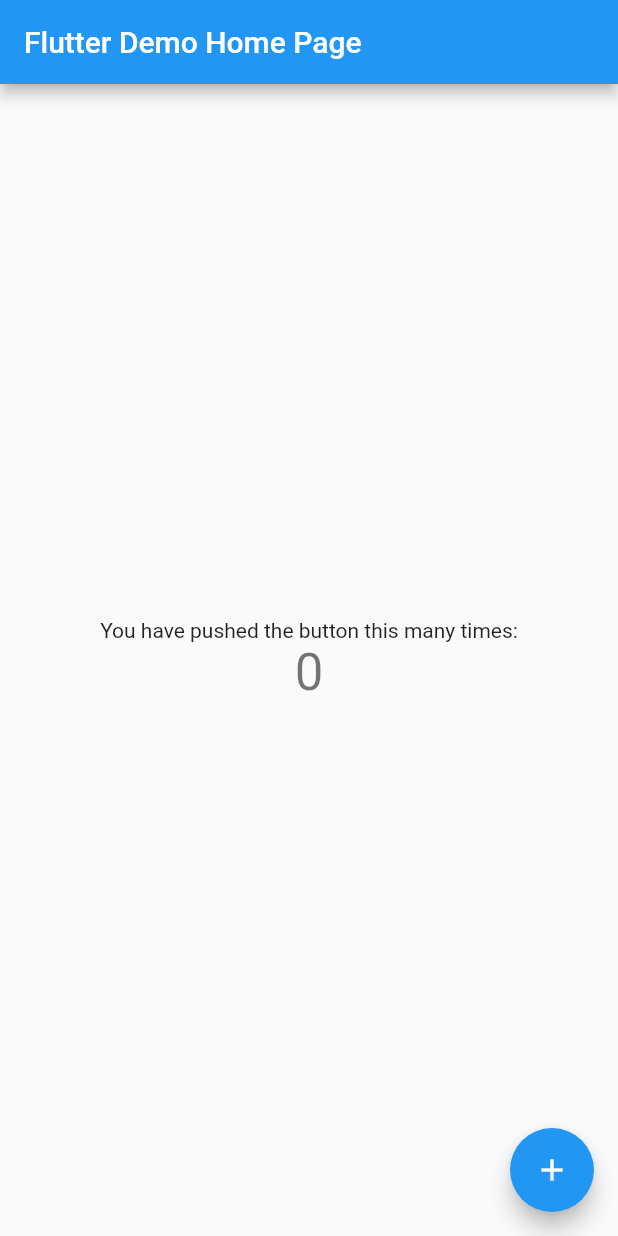
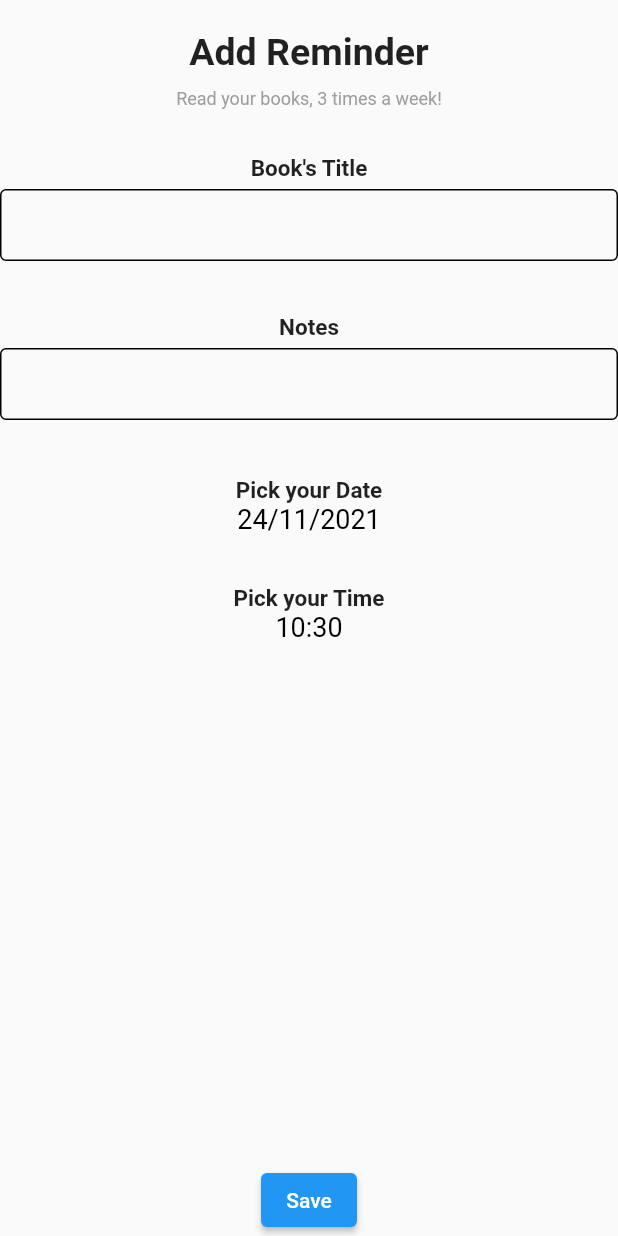
Before and after one commit to dharmayudistira/bacakuy-app, a Flutter app: the screen it shows after launch, on a phone screen of 412 x 824 dp. Run offline on Flutter 3.47's test engine with Material 2 defaults, Android fonts, the phone set to English and light mode, and no system bars.

Commit message:
UI Add Reminder (Kasar)

```diff
--- a/lib/main.dart
+++ b/lib/main.dart
@@ -1,3 +1,4 @@
+import 'package:bacakuy_app/ui/add_reminder.dart';
 import 'package:flutter/material.dart';
 
 void main() {
@@ -6,110 +7,14 @@ void main() {
 
 class MyApp extends StatelessWidget {
   const MyApp({Key? key}) : super(key: key);
-
-  // This widget is the root of your application.
   @override
   Widget build(BuildContext context) {
     return MaterialApp(
       title: 'Flutter Demo',
       theme: ThemeData(
-        // This is the theme of your application.
-        //
-        // Try running your application with "flutter run". You'll see the
-        // application has a blue toolbar. Then, without quitting the app, try
-        // changing the primarySwatch below to Colors.green and then invoke
-        // "hot reload" (press "r" in the console where you ran "flutter run",
-        // or simply save your changes to "hot reload" in a Flutter IDE).
-        // Notice that the counter didn't reset back to zero; the application
-        // is not restarted.
         primarySwatch: Colors.blue,
       ),
-      home: const MyHomePage(title: 'Flutter Demo Home Page'),
+      home: AddReminder(),
     );
   }
 }
-
-class MyHomePage extends StatefulWidget {
-  const MyHomePage({Key? key, required this.title}) : super(key: key);
-
-  // This widget is the home page of your application. It is stateful, meaning
-  // that it has a State object (defined below) that contains fields that affect
-  // how it looks.
-
-  // This class is the configuration for the state. It holds the values (in this
-  // case the title) provided by the parent (in this case the App widget) and
-  // used by the build method of the State. Fields in a Widget subclass are
-  // always marked "final".
-
-  final String title;
-
-  @override
-  State<MyHomePage> createState() => _MyHomePageState();
-}
-
-class _MyHomePageState extends State<MyHomePage> {
-  int _counter = 0;
-
-  void _incrementCounter() {
-    setState(() {
-      // This call to setState tells the Flutter framework that something has
-      // changed in this State, which causes it to rerun the build method below
-      // so that the display can reflect the updated values. If we changed
-      // _counter without calling setState(), then the build method would not be
-      // called again, and so nothing would appear to happen.
-      _counter++;
-    });
-  }
-
-  @override
-  Widget build(BuildContext context) {
-    // This method is rerun every time setState is called, for instance as done
-    // by the _incrementCounter method above.
-    //
-    // The Flutter framework has been optimized to make rerunning build methods
-    // fast, so that you can just rebuild anything that needs updating rather
-    // than having to individually change instances of widgets.
-    return Scaffold(
-      appBar: AppBar(
-        // Here we take the value from the MyHomePage object that was created by
-        // the App.build method, and use it to set our appbar title.
-        title: Text(widget.title),
-      ),
-      body: Center(
-        // Center is a layout widget. It takes a single child and positions it
-        // in the middle of the parent.
-        child: Column(
-          // Column is also a layout widget. It takes a list of children and
-          // arranges them vertically. By default, it sizes itself to fit its
-          // children horizontally, and tries to be as tall as its parent.
-          //
-          // Invoke "debug painting" (press "p" in the console, choose the
-          // "Toggle Debug Paint" action from the Flutter Inspector in Android
-          // Studio, or the "Toggle Debug Paint" command in Visual Studio Code)
-          // to see the wireframe for each widget.
-          //
-          // Column has various properties to control how it sizes itself and
-          // how it positions its children. Here we use mainAxisAlignment to
-          // center the children vertically; the main axis here is the vertical
-          // axis because Columns are vertical (the cross axis would be
-          // horizontal).
-          mainAxisAlignment: MainAxisAlignment.center,
-          children: <Widget>[
-            const Text(
-              'You have pushed the button this many times:',
-            ),
-            Text(
-              '$_counter',
-              style: Theme.of(context).textTheme.headline4,
-            ),
-          ],
-        ),
-      ),
-      floatingActionButton: FloatingActionButton(
-        onPressed: _incrementCounter,
-        tooltip: 'Increment',
-        child: const Icon(Icons.add),
-      ), // This trailing comma makes auto-formatting nicer for build methods.
-    );
-  }
-}
--- /dev/null
+++ b/lib/ui/add_reminder.dart
@@ -0,0 +1,196 @@
+import 'package:flutter/material.dart';
+
+class AddReminder extends StatelessWidget {
+
+  @override
+  Widget build(BuildContext context) {
+    return Scaffold(
+      body: SafeArea(
+        child: Container(
+          height: MediaQuery.of(context).size.height,
+          child: Column(
+            children: [
+              Column(
+                children: const [
+                  SizedBox(height: 20),
+                  Text(
+                    'Add Reminder',
+                    style: TextStyle(
+                      fontWeight: FontWeight.bold,
+                      fontSize: 25,
+                    ),
+                  ),
+                  SizedBox(height: 10),
+                  Text(
+                    'Read your books, 3 times a week!',
+                    style: TextStyle(fontSize: 12, color: Colors.grey),
+                  ),
+                  SizedBox(
+                    height: 30,
+                  )
+                ],
+              ),
+              Column(
+                children: const [
+                  Text(
+                    "Book's Title",
+                    style: TextStyle(
+                      fontSize: 15,
+                      fontWeight: FontWeight.bold,
+                    ),
+                  ),
+                  SizedBox(height: 5),
+                  TextField(
+                    decoration: InputDecoration(
+                      contentPadding:
+                          EdgeInsets.symmetric(vertical: 0, horizontal: 10),
+                      enabledBorder: OutlineInputBorder(
+                        borderSide: BorderSide(
+                          color: Colors.black,
+                        ),
+                      ),
+                      border: OutlineInputBorder(
+                          borderSide: BorderSide(color: Colors.black)),
+                    ),
+                  ),
+                  SizedBox(
+                    height: 35,
+                  )
+                ],
+              ),
+              Column(
+                children: const [
+                  Text(
+                    "Notes",
+                    style: TextStyle(
+                      fontSize: 15,
+                      fontWeight: FontWeight.bold,
+                    ),
+                  ),
+                  SizedBox(height: 5),
+                  TextField(
+                    decoration: InputDecoration(
+                      contentPadding:
+                          EdgeInsets.symmetric(vertical: 0, horizontal: 10),
+                      enabledBorder: OutlineInputBorder(
+                        borderSide: BorderSide(
+                          color: Colors.black,
+                        ),
+                      ),
+                      border: OutlineInputBorder(
+                          borderSide: BorderSide(color: Colors.black)),
+                    ),
+                  ),
+                  SizedBox(height: 20),
+                ],
+              ),
+              Expanded(
+                child: AddDateTime(),
+              ),
+              ElevatedButton(
+                style: ElevatedButton.styleFrom(
+                  onSurface: Colors.blue,
+                ),
+                child: Text('Save'),
+                onPressed: (){},
+              ),
+            ],
+          ),
+        ),
+      ),
+    );
+  }
+}
+
+class AddDateTime extends StatefulWidget {
+  @override
+  _AddDateTimeState createState() => _AddDateTimeState();
+}
+
+class _AddDateTimeState extends State<AddDateTime> {
+  late DateTime datePick;
+  late TimeOfDay timePick;
+
+  @override
+  void initState() {
+    super.initState();
+    datePick = DateTime.now();
+    timePick = TimeOfDay.now();
+  }
+
+  @override
+  Widget build(BuildContext context) {
+    return Scaffold(
+        body: Column(
+        crossAxisAlignment: CrossAxisAlignment.start,
+        children: [
+          ListTile(
+            title: const Text(
+              'Pick your Date',
+              textAlign: TextAlign.center,
+              style: TextStyle(
+                fontSize: 15,
+                fontWeight: FontWeight.bold,
+              ),
+            ),
+            subtitle: Text(
+              "${datePick.day}/${datePick.month}/${datePick.year}",
+              textAlign: TextAlign.center,
+              style: const TextStyle(
+                fontSize: 18,
+                color: Colors.black,
+              ),
+            ),
+            onTap: _pickDate,
+          ),
+          ListTile(
+            title: const Text(
+              'Pick your Time',
+              textAlign: TextAlign.center,
+              style: TextStyle(
+                fontSize: 15,
+                fontWeight: FontWeight.bold,
+              ),
+            ),
+            subtitle: Text(
+              "${timePick.hour}:${timePick.minute}",
+              textAlign: TextAlign.center,
+              style: const TextStyle(
+                fontSize: 18,
+                color: Colors.black,
+              ),
+            ),
+            onTap: _pickTime,
+          )
+        ],
+    ));
+  }
+
+  _pickDate() async {
+    DateTime? date = await showDatePicker(
+      context: context,
+      firstDate: DateTime(DateTime.now().year - 10),
+      lastDate: DateTime(DateTime.now().year + 10),
+      initialDate: datePick,
+    );
+
+    if (date != null) {
+      setState(() {
+        datePick = date;
+      });
+    }
+  }
+
+  _pickTime() async {
+    TimeOfDay? time = await showTimePicker(
+      context: context,
+      initialTime: timePick,
+    );
+
+    if (time != null) {
+      setState(() {
+        timePick = time;
+      });
+    }
+  }
+}
```
